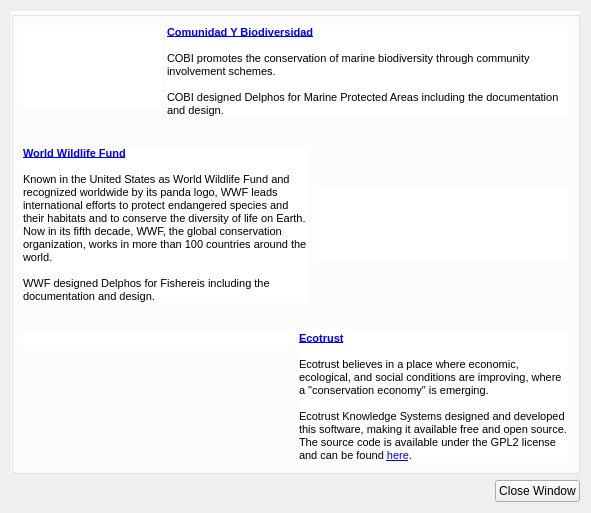
First picture: the form in src/gui/credits_dialog.ui, repository Ecotrust/delphos, before the edit.
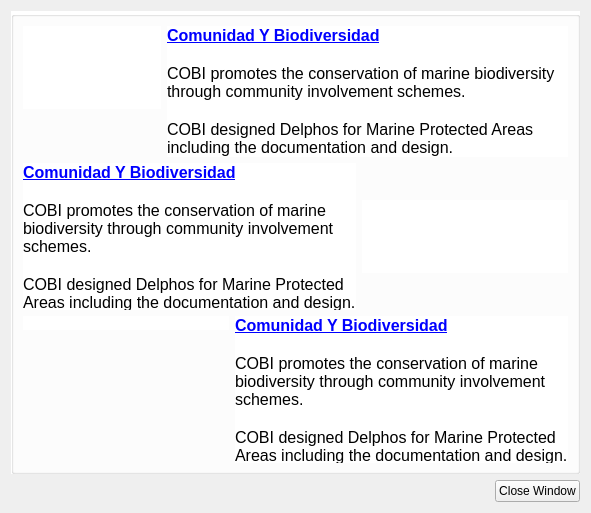
Second picture: the form after the edit. Icons and pictures are not drawn.

Commit message: mac layout and font fixes

Patch:
```diff
--- a/src/gui/credits_dialog.ui
+++ b/src/gui/credits_dialog.ui
@@ -80,15 +80,20 @@
         </item>
         <item>
          <widget class="QLabel" name="cobi_label" >
+          <property name="font" >
+           <font>
+            <pointsize>13</pointsize>
+           </font>
+          </property>
           <property name="text" >
            <string>&lt;html>&lt;head>&lt;meta name="qrichtext" content="1" />&lt;style type="text/css">
 p, li { white-space: pre-wrap; }
-&lt;/style>&lt;/head>&lt;body style=" font-family:'MS Shell Dlg 2'; font-size:8.25pt; font-weight:400; font-style:normal;">
-&lt;p style=" margin-top:0px; margin-bottom:0px; margin-left:0px; margin-right:0px; -qt-block-indent:0; text-indent:0px; font-size:8pt;">&lt;a href="http://www.cobi.org.mx/">&lt;span style=" font-weight:600; text-decoration: underline; color:#0000ff;">Comunidad Y Biodiversidad&lt;/span>&lt;/a>&lt;span style=" font-weight:600;"> &lt;/span>&lt;/p>
-&lt;p style="-qt-paragraph-type:empty; margin-top:0px; margin-bottom:0px; margin-left:0px; margin-right:0px; -qt-block-indent:0; text-indent:0px; font-size:8pt; font-weight:600;">&lt;/p>
-&lt;p style=" margin-top:0px; margin-bottom:0px; margin-left:0px; margin-right:0px; -qt-block-indent:0; text-indent:0px; font-size:8pt; font-weight:600;">&lt;span style=" font-weight:400;">COBI promotes the conservation of marine&lt;/span> &lt;span style=" font-weight:400;">biodiversity through community involvement schemes.  &lt;/span>&lt;/p>
-&lt;p style="-qt-paragraph-type:empty; margin-top:0px; margin-bottom:0px; margin-left:0px; margin-right:0px; -qt-block-indent:0; text-indent:0px; font-size:8pt;">&lt;/p>
-&lt;p style=" margin-top:0px; margin-bottom:0px; margin-left:0px; margin-right:0px; -qt-block-indent:0; text-indent:0px; font-size:8pt;">COBI designed Delphos for Marine Protected Areas including the documentation and design.&lt;/p>&lt;/body>&lt;/html></string>
+&lt;/style>&lt;/head>&lt;body style=" font-family:'Lucida Grande'; font-size:13pt; font-weight:400; font-style:normal;">
+&lt;p style=" margin-top:0px; margin-bottom:0px; margin-left:0px; margin-right:0px; -qt-block-indent:0; text-indent:0px; font-family:'MS Shell Dlg 2'; font-size:8pt;">&lt;a href="http://www.cobi.org.mx/">&lt;span style=" font-size:12pt; font-weight:600; text-decoration: underline; color:#0000ff;">Comunidad Y Biodiversidad&lt;/span>&lt;/a>&lt;span style=" font-size:12pt; font-weight:600;"> &lt;/span>&lt;/p>
+&lt;p style="-qt-paragraph-type:empty; margin-top:0px; margin-bottom:0px; margin-left:0px; margin-right:0px; -qt-block-indent:0; text-indent:0px; font-family:'MS Shell Dlg 2'; font-size:12pt; font-weight:600;">&lt;/p>
+&lt;p style=" margin-top:0px; margin-bottom:0px; margin-left:0px; margin-right:0px; -qt-block-indent:0; text-indent:0px; font-family:'MS Shell Dlg 2'; font-size:12pt; font-weight:600;">&lt;span style=" font-weight:400;">COBI promotes the conservation of marine&lt;/span> &lt;span style=" font-weight:400;">biodiversity through community involvement schemes.  &lt;/span>&lt;/p>
+&lt;p style="-qt-paragraph-type:empty; margin-top:0px; margin-bottom:0px; margin-left:0px; margin-right:0px; -qt-block-indent:0; text-indent:0px; font-family:'MS Shell Dlg 2'; font-size:12pt;">&lt;/p>
+&lt;p style=" margin-top:0px; margin-bottom:0px; margin-left:0px; margin-right:0px; -qt-block-indent:0; text-indent:0px; font-family:'MS Shell Dlg 2'; font-size:12pt;">COBI designed Delphos for Marine Protected Areas including the documentation and design.&lt;/p>&lt;/body>&lt;/html></string>
           </property>
           <property name="alignment" >
            <set>Qt::AlignLeading|Qt::AlignLeft|Qt::AlignTop</set>
@@ -119,15 +124,20 @@
          <layout class="QHBoxLayout" >
           <item>
            <widget class="QLabel" name="wwf_label" >
+            <property name="font" >
+             <font>
+              <pointsize>13</pointsize>
+             </font>
+            </property>
             <property name="text" >
              <string>&lt;html>&lt;head>&lt;meta name="qrichtext" content="1" />&lt;style type="text/css">
 p, li { white-space: pre-wrap; }
-&lt;/style>&lt;/head>&lt;body style=" font-family:'MS Shell Dlg 2'; font-size:8.25pt; font-weight:400; font-style:normal;">
-&lt;p style=" margin-top:0px; margin-bottom:0px; margin-left:0px; margin-right:0px; -qt-block-indent:0; text-indent:0px; font-size:8pt;">&lt;a href="http://wwf.org/">&lt;span style=" font-weight:600; text-decoration: underline; color:#0000ff;">World Wildlife Fund&lt;/span>&lt;/a>&lt;/p>
-&lt;p style="-qt-paragraph-type:empty; margin-top:0px; margin-bottom:0px; margin-left:0px; margin-right:0px; -qt-block-indent:0; text-indent:0px; font-size:8pt; font-weight:600; text-decoration: underline; color:#0000ff;">&lt;/p>
-&lt;p style=" margin-top:0px; margin-bottom:0px; margin-left:0px; margin-right:0px; -qt-block-indent:0; text-indent:0px; font-size:8pt;">Known in the United States as World Wildlife Fund and recognized worldwide by its panda logo, WWF leads international efforts to protect endangered species and their habitats and to conserve the diversity of life on Earth. Now in its fifth decade, WWF, the global conservation organization, works in more than 100 countries around the world.  &lt;/p>
-&lt;p style="-qt-paragraph-type:empty; margin-top:0px; margin-bottom:0px; margin-left:0px; margin-right:0px; -qt-block-indent:0; text-indent:0px; font-size:8pt;">&lt;/p>
-&lt;p style=" margin-top:0px; margin-bottom:0px; margin-left:0px; margin-right:0px; -qt-block-indent:0; text-indent:0px; font-size:8pt;">WWF designed Delphos for Fishereis including the  documentation and design.&lt;/p>&lt;/body>&lt;/html></string>
+&lt;/style>&lt;/head>&lt;body style=" font-family:'Lucida Grande'; font-size:13pt; font-weight:400; font-style:normal;">
+&lt;p style=" margin-top:0px; margin-bottom:0px; margin-left:0px; margin-right:0px; -qt-block-indent:0; text-indent:0px; font-family:'MS Shell Dlg 2'; font-size:8pt;">&lt;a href="http://www.cobi.org.mx/">&lt;span style=" font-size:12pt; font-weight:600; text-decoration: underline; color:#0000ff;">Comunidad Y Biodiversidad&lt;/span>&lt;/a>&lt;span style=" font-size:12pt; font-weight:600;"> &lt;/span>&lt;/p>
+&lt;p style="-qt-paragraph-type:empty; margin-top:0px; margin-bottom:0px; margin-left:0px; margin-right:0px; -qt-block-indent:0; text-indent:0px; font-family:'MS Shell Dlg 2'; font-size:12pt; font-weight:600;">&lt;/p>
+&lt;p style=" margin-top:0px; margin-bottom:0px; margin-left:0px; margin-right:0px; -qt-block-indent:0; text-indent:0px; font-family:'MS Shell Dlg 2'; font-size:12pt; font-weight:600;">&lt;span style=" font-weight:400;">COBI promotes the conservation of marine&lt;/span> &lt;span style=" font-weight:400;">biodiversity through community involvement schemes.  &lt;/span>&lt;/p>
+&lt;p style="-qt-paragraph-type:empty; margin-top:0px; margin-bottom:0px; margin-left:0px; margin-right:0px; -qt-block-indent:0; text-indent:0px; font-family:'MS Shell Dlg 2'; font-size:12pt;">&lt;/p>
+&lt;p style=" margin-top:0px; margin-bottom:0px; margin-left:0px; margin-right:0px; -qt-block-indent:0; text-indent:0px; font-family:'MS Shell Dlg 2'; font-size:12pt;">COBI designed Delphos for Marine Protected Areas including the documentation and design.&lt;/p>&lt;/body>&lt;/html></string>
             </property>
             <property name="alignment" >
              <set>Qt::AlignLeading|Qt::AlignLeft|Qt::AlignTop</set>
@@ -207,15 +217,20 @@
         </item>
         <item>
          <widget class="QLabel" name="ecotrust_label" >
+          <property name="font" >
+           <font>
+            <pointsize>13</pointsize>
+           </font>
+          </property>
           <property name="text" >
            <string>&lt;html>&lt;head>&lt;meta name="qrichtext" content="1" />&lt;style type="text/css">
 p, li { white-space: pre-wrap; }
-&lt;/style>&lt;/head>&lt;body style=" font-family:'MS Shell Dlg 2'; font-size:8.25pt; font-weight:400; font-style:normal;">
-&lt;p style=" margin-top:0px; margin-bottom:0px; margin-left:0px; margin-right:0px; -qt-block-indent:0; text-indent:0px; font-size:8pt;">&lt;a href="http://www.ecotrust.org">&lt;span style=" font-weight:600; text-decoration: underline; color:#0000ff;">Ecotrust&lt;/span>&lt;/a>&lt;span style=" font-weight:600;"> &lt;/span>&lt;/p>
-&lt;p style="-qt-paragraph-type:empty; margin-top:0px; margin-bottom:0px; margin-left:0px; margin-right:0px; -qt-block-indent:0; text-indent:0px; font-size:8pt; font-weight:600;">&lt;/p>
-&lt;p style=" margin-top:0px; margin-bottom:0px; margin-left:0px; margin-right:0px; -qt-block-indent:0; text-indent:0px; font-size:8pt;">Ecotrust believes in a place where economic, ecological, and social conditions are improving, where a "conservation economy" is emerging.  &lt;/p>
-&lt;p style="-qt-paragraph-type:empty; margin-top:0px; margin-bottom:0px; margin-left:0px; margin-right:0px; -qt-block-indent:0; text-indent:0px; font-size:8pt;">&lt;/p>
-&lt;p style=" margin-top:0px; margin-bottom:0px; margin-left:0px; margin-right:0px; -qt-block-indent:0; text-indent:0px; font-size:8pt;">Ecotrust Knowledge Systems designed and developed this software, making it available free and open source.  The source code is available under the GPL2 license and can be found &lt;a href="http://trac.infodrizzle.org/opendelphos">&lt;span style=" text-decoration: underline; color:#0000ff;">here&lt;/span>&lt;/a>.&lt;/p>&lt;/body>&lt;/html></string>
+&lt;/style>&lt;/head>&lt;body style=" font-family:'Lucida Grande'; font-size:13pt; font-weight:400; font-style:normal;">
+&lt;p style=" margin-top:0px; margin-bottom:0px; margin-left:0px; margin-right:0px; -qt-block-indent:0; text-indent:0px; font-family:'MS Shell Dlg 2'; font-size:8pt;">&lt;a href="http://www.cobi.org.mx/">&lt;span style=" font-size:12pt; font-weight:600; text-decoration: underline; color:#0000ff;">Comunidad Y Biodiversidad&lt;/span>&lt;/a>&lt;span style=" font-size:12pt; font-weight:600;"> &lt;/span>&lt;/p>
+&lt;p style="-qt-paragraph-type:empty; margin-top:0px; margin-bottom:0px; margin-left:0px; margin-right:0px; -qt-block-indent:0; text-indent:0px; font-family:'MS Shell Dlg 2'; font-size:12pt; font-weight:600;">&lt;/p>
+&lt;p style=" margin-top:0px; margin-bottom:0px; margin-left:0px; margin-right:0px; -qt-block-indent:0; text-indent:0px; font-family:'MS Shell Dlg 2'; font-size:12pt; font-weight:600;">&lt;span style=" font-weight:400;">COBI promotes the conservation of marine&lt;/span> &lt;span style=" font-weight:400;">biodiversity through community involvement schemes.  &lt;/span>&lt;/p>
+&lt;p style="-qt-paragraph-type:empty; margin-top:0px; margin-bottom:0px; margin-left:0px; margin-right:0px; -qt-block-indent:0; text-indent:0px; font-family:'MS Shell Dlg 2'; font-size:12pt;">&lt;/p>
+&lt;p style=" margin-top:0px; margin-bottom:0px; margin-left:0px; margin-right:0px; -qt-block-indent:0; text-indent:0px; font-family:'MS Shell Dlg 2'; font-size:12pt;">COBI designed Delphos for Marine Protected Areas including the documentation and design.&lt;/p>&lt;/body>&lt;/html></string>
           </property>
           <property name="alignment" >
            <set>Qt::AlignLeading|Qt::AlignLeft|Qt::AlignTop</set>
```
The commit also changes 14 other files.
